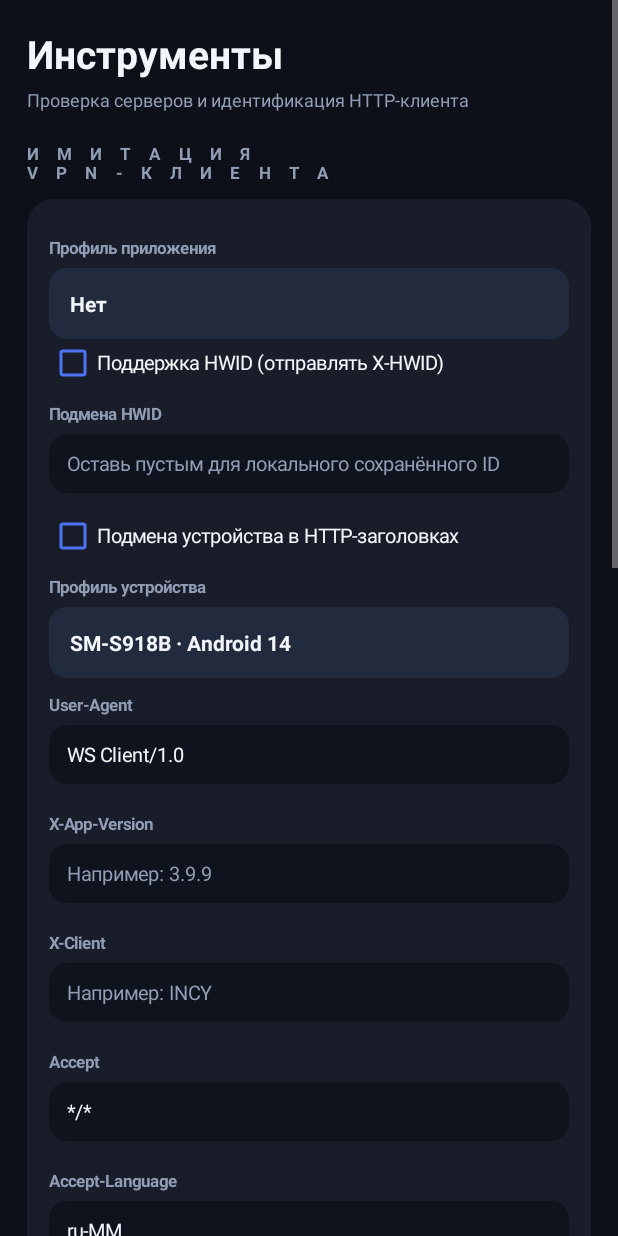
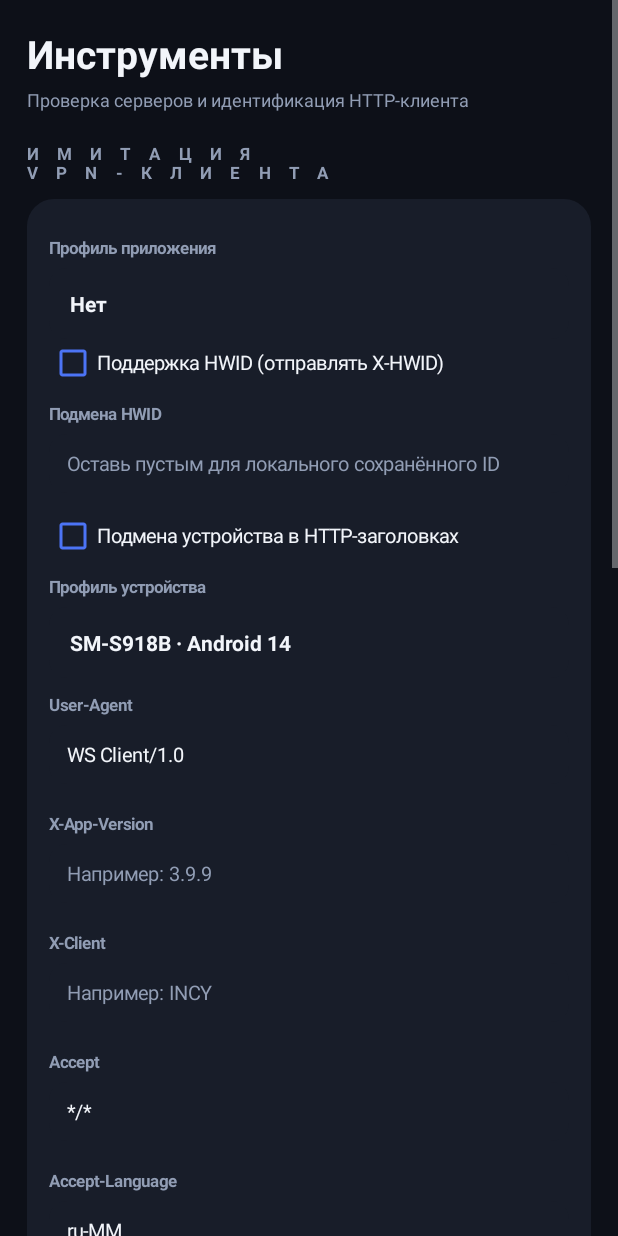
Before and after one commit to WSJuJuBA01/WS-Client, an Android app: the NetworkToolsActivity screen opened directly, with no data from a screen before it, on a phone screen of 412 x 824 dp. Run offline under Robolectric (Android 15) with nearby library versions, the phone set to English and light mode, and no system bars; pictures from the network do not load.

Commit message:
Refactor color handling using Customization.palette

```diff
--- a/app/src/main/java/com/wsclient/NetworkToolsActivity.kt
+++ b/app/src/main/java/com/wsclient/NetworkToolsActivity.kt
@@ -1,4 +1,3 @@
-
 package com.wsclient
 
 import android.app.Activity
@@ -46,22 +45,17 @@ class NetworkToolsActivity : Activity() {
 
     private var settings = ClientIdentitySettings()
 
+    private val palette: Customization.Palette
+        get() = Customization.palette(this)
+
     private val pastel: Boolean
-        get() = Customization.isPastel(this)
+        get() = palette.isLight
 
     private val primaryTextColor: Int
-        get() = if (pastel) {
-            Color.rgb(55, 39, 67)
-        } else {
-            Color.rgb(242, 245, 250)
-        }
+        get() = palette.foreground
 
     private val backgroundColor: Int
-        get() = if (pastel) {
-            Color.rgb(248, 238, 249)
-        } else {
-            Color.rgb(13, 16, 24)
-        }
+        get() = palette.background
 
     override fun onCreate(savedInstanceState: Bundle?) {
         super.onCreate(savedInstanceState)
@@ -78,6 +72,7 @@ class NetworkToolsActivity : Activity() {
             setPadding(dp(18), dp(18), dp(18), dp(28))
             setBackgroundColor(backgroundColor)
         }
+        Customization.applyWallpaper(this, root)
 
         val scroll = ScrollView(this).apply {
             isFillViewport = true
@@ -272,8 +267,7 @@ class NetworkToolsActivity : Activity() {
             setTextColor(primaryTextColor)
             setHintTextColor(mutedColor())
             background = rounded(
-                if (pastel) Color.rgb(248, 243, 250)
-                else Color.rgb(15, 19, 29),
+                palette.surface,
                 dp(12)
             )
             setPadding(dp(12), dp(12), dp(12), dp(12))
@@ -333,8 +327,7 @@ class NetworkToolsActivity : Activity() {
             orientation = LinearLayout.VERTICAL
             setPadding(dp(12), dp(12), dp(12), dp(12))
             background = rounded(
-                if (pastel) Color.rgb(248, 243, 250)
-                else Color.rgb(15, 19, 29),
+                palette.surface,
                 dp(14)
             )
         }
@@ -644,8 +637,7 @@ class NetworkToolsActivity : Activity() {
             setTextColor(primaryTextColor)
             setHintTextColor(mutedColor())
             background = rounded(
-                if (pastel) Color.rgb(248, 243, 250)
-                else Color.rgb(15, 19, 29),
+                palette.surface,
                 dp(12)
             )
             setPadding(dp(12), dp(11), dp(12), dp(11))
@@ -684,8 +676,7 @@ class NetworkToolsActivity : Activity() {
             typeface = Typeface.DEFAULT_BOLD
             setTextColor(primaryTextColor)
             background = rounded(
-                if (pastel) Color.rgb(239, 225, 246)
-                else Color.rgb(34, 43, 62),
+                palette.surface,
                 dp(12)
             )
             setPadding(dp(14), dp(14), dp(14), dp(14))
@@ -717,8 +708,7 @@ class NetworkToolsActivity : Activity() {
             orientation = LinearLayout.VERTICAL
             setPadding(dp(15), dp(15), dp(15), dp(15))
             background = rounded(
-                if (pastel) Color.WHITE
-                else Color.rgb(24, 29, 41),
+                palette.surface,
                 dp(18)
             )
             layoutParams = LinearLayout.LayoutParams(
@@ -747,21 +737,9 @@ class NetworkToolsActivity : Activity() {
         }
     }
 
-    private fun accentColor(): Int {
-        return if (pastel) {
-            Color.rgb(151, 104, 181)
-        } else {
-            Color.rgb(76, 116, 245)
-        }
-    }
+    private fun accentColor(): Int = Customization.accent(this)
 
-    private fun mutedColor(): Int {
-        return if (pastel) {
-            Color.rgb(133, 113, 145)
-        } else {
-            Color.rgb(145, 157, 180)
-        }
-    }
+    private fun mutedColor(): Int = palette.muted
 
     private fun dp(value: Int): Int {
         return (value * resources.displayMetrics.density).toInt()
```
